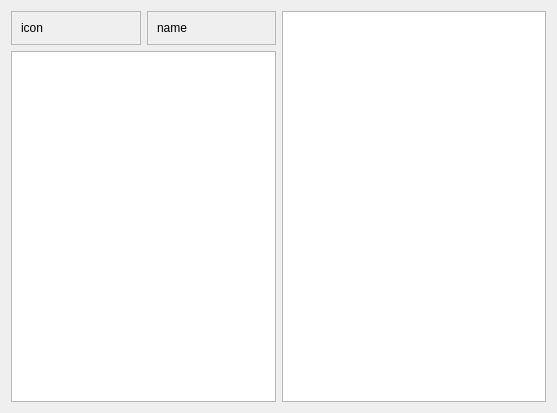
Before: the Qt Designer form data/ui/mod_info.ui in brandonzorn/Modpacks-Manager, drawn with Qt 5.
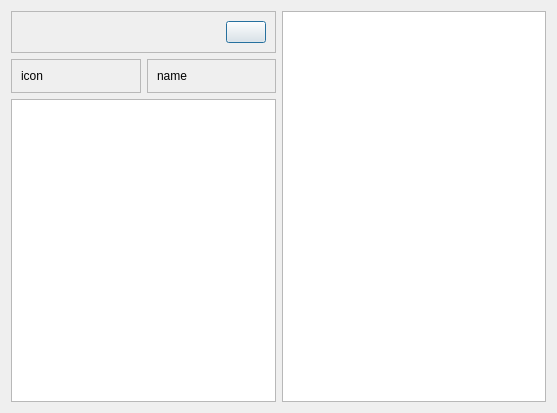
After: the same form once the commit is applied.

```diff
--- a/data/ui/mod_info.ui
+++ b/data/ui/mod_info.ui
@@ -16,6 +16,41 @@
   <layout class="QHBoxLayout" name="horizontalLayout_2">
    <item>
     <layout class="QVBoxLayout" name="verticalLayout_3">
+     <item>
+      <widget class="QFrame" name="frame_3">
+       <property name="frameShape">
+        <enum>QFrame::StyledPanel</enum>
+       </property>
+       <property name="frameShadow">
+        <enum>QFrame::Raised</enum>
+       </property>
+       <layout class="QHBoxLayout" name="horizontalLayout_3">
+        <item>
+         <spacer name="horizontalSpacer">
+          <property name="orientation">
+           <enum>Qt::Horizontal</enum>
+          </property>
+          <property name="sizeHint" stdset="0">
+           <size>
+            <width>40</width>
+            <height>20</height>
+           </size>
+          </property>
+         </spacer>
+        </item>
+        <item>
+         <widget class="QPushButton" name="add_btn">
+          <property name="text">
+           <string/>
+          </property>
+          <property name="checkable">
+           <bool>true</bool>
+          </property>
+         </widget>
+        </item>
+       </layout>
+      </widget>
+     </item>
      <item>
       <layout class="QHBoxLayout" name="horizontalLayout">
        <item>
```
